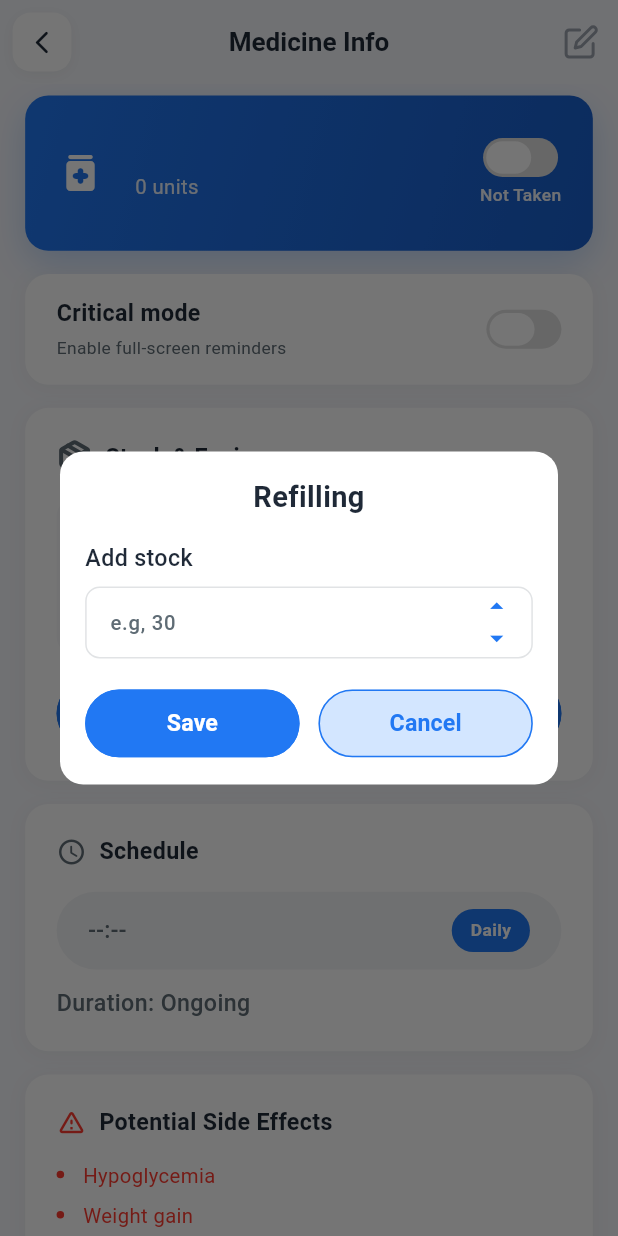
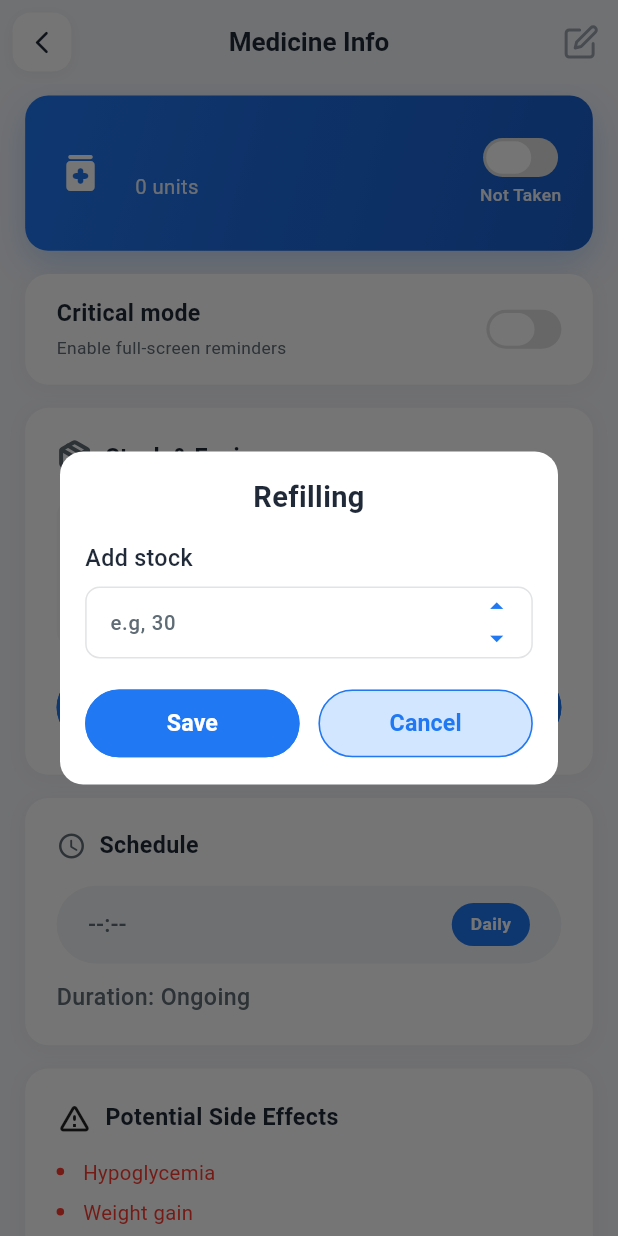
Before and after one commit to ahmedaboseada/mediApp, a Flutter app: the _MedicineInfoView screen opened directly, after a tap on "Refill", on a phone screen of 412 x 824 dp. Run offline on Flutter 3.47's test engine with Material 3 defaults, Android fonts, the phone set to English and light mode, and no system bars; our stand-ins replace dartz, dio, dropdown_button2, equatable, fl_chart, flutter_bloc and 17 more; missing offline and left inert: google_places_autocomplete_text_field, latlong_to_place; accounts and stored records are empty; project files that could hold a hidden picture were left out.

Commit message:
feat: implement medication management features including CRUD operations and UI updates

```diff
--- a/frontend/lib/core/constants/app_assets.dart
+++ b/frontend/lib/core/constants/app_assets.dart
@@ -45,6 +45,7 @@ class AppAssets {
   static const String tablerEdit = '${path}tabler_edit.svg';
   static const String bloodPressure = '${path}hugeicons_blood-pressure.svg';
   static const String edit = '${path}edit.svg';
+  static const String papers = '${path}papers.svg';
 
   // Health measurement icons
   static const String bloodPressureIcon = '${svgPath}blood_pressure.svg';
--- a/frontend/lib/features/patient/features/add_medication/presentation/screens/medicine_info_screen.dart
+++ b/frontend/lib/features/patient/features/add_medication/presentation/screens/medicine_info_screen.dart
@@ -53,6 +53,7 @@ class _MedicineInfoView extends StatelessWidget {
             ),
           );
         },
+        child: SafeArea(
           child: CustomScrollView(
             physics: const BouncingScrollPhysics(),
             slivers: [
@@ -199,11 +200,11 @@ class _MedicineInfoView extends StatelessWidget {
                         context.read<MedicineInfoCubit>().deleteMedication();
                       },
                     ),
-                  SizedBox(height: AppSizes.h24),
                   ]),
                 ),
               ),
             ],
+          ),
         ),
       ),
     );
--- a/frontend/lib/features/patient/features/add_medication/presentation/widgets/delete_button.dart
+++ b/frontend/lib/features/patient/features/add_medication/presentation/widgets/delete_button.dart
@@ -23,6 +23,7 @@ class _DeleteButtonState extends State<DeleteButton> {
           curve: Curves.easeOutBack,
         ),
         child: AlertDialog(
+          backgroundColor: AppColors.surfaceColor,
           shape: RoundedRectangleBorder(
             borderRadius: BorderRadius.circular(20),
           ),
@@ -100,7 +101,7 @@ class _DeleteButtonState extends State<DeleteButton> {
             padding: EdgeInsets.symmetric(vertical: AppSizes.h16),
             decoration: BoxDecoration(
               color: const Color(0xFFFF3B30),
-              borderRadius: BorderRadius.circular(AppSizes.r12),
+              borderRadius: BorderRadius.circular(AppSizes.r80),
               boxShadow: [
                 BoxShadow(
                   color: const Color(0xFFFF3B30).withOpacity(0.3),
--- a/frontend/lib/features/patient/features/add_medication/presentation/widgets/medicine_card.dart
+++ b/frontend/lib/features/patient/features/add_medication/presentation/widgets/medicine_card.dart
@@ -12,7 +12,7 @@ class MedicineCard extends StatelessWidget {
 
   @override
   Widget build(BuildContext context) {
-    final bool isCritical = medication.isCritical;
+    final bool isCritical = medication.isCriticalMode;
 
     return InkWell(
       borderRadius: BorderRadius.circular(AppSizes.r20),
@@ -128,7 +128,7 @@ class MedicationInfoRow extends StatelessWidget {
                 ),
               ),
             ),
-            if (medication.isCritical)
+            if (medication.isCriticalMode)
               Container(
                 padding: EdgeInsets.symmetric(
                   horizontal: AppSizes.w8,
--- a/frontend/lib/features/patient/features/add_medication/presentation/widgets/notes_card.dart
+++ b/frontend/lib/features/patient/features/add_medication/presentation/widgets/notes_card.dart
@@ -1,4 +1,5 @@
 import 'package:flutter/material.dart';
+import 'package:flutter_svg/svg.dart';
 import 'package:medi/core/core.dart';
 
 class NotesCard extends StatelessWidget {
@@ -25,47 +26,29 @@ class NotesCard extends StatelessWidget {
       child: Container(
         padding: EdgeInsets.all(AppSizes.w20),
         decoration: BoxDecoration(
-          color: const Color(0xFFFFF9E6),
+          color: const Color(0xFFFEF5E7),
           borderRadius: BorderRadius.circular(AppSizes.r16),
-          border: Border.all(color: const Color(0xFFFFD60A).withOpacity(0.3)),
-          boxShadow: [
-            BoxShadow(
-              color: const Color(0xFFFFD60A).withOpacity(0.1),
-              blurRadius: 10,
-              offset: const Offset(0, 2),
-            ),
-          ],
+          border: Border.all(color: const Color(0xFFFBD89D)),
+
         ),
         child: Column(
           crossAxisAlignment: CrossAxisAlignment.start,
           children: [
             Row(
               children: [
-                Icon(
-                  Icons.note_alt_outlined,
-                  size: 20,
-                  color: const Color(0xFFFF9500),
-                ),
+                SvgPicture.asset(AppAssets.papers, width: AppSizes.w20, height: AppSizes.h20),
                 SizedBox(width: AppSizes.w8),
                 Text(
                   'Notes',
-                  style: TextStyle(
-                    fontSize: AppSizes.sp16,
-                    fontWeight: FontWeight.w600,
-                    color: const Color(0xFF8B6E00),
-                  ),
+                  style:
+                 AppStyles.black14600.copyWith(fontSize: AppSizes.sp16),
                 ),
               ],
             ),
             SizedBox(height: AppSizes.h12),
             Text(
               notes,
-              style: TextStyle(
-                fontSize: AppSizes.sp14,
-                fontWeight: FontWeight.w400,
-                color: const Color(0xFF5D4E00),
-                height: 1.5,
-              ),
+              style: AppStyles.black14400,
             ),
           ],
         ),
--- a/frontend/lib/features/patient/features/add_medication/presentation/widgets/side_effects_card.dart
+++ b/frontend/lib/features/patient/features/add_medication/presentation/widgets/side_effects_card.dart
@@ -40,8 +40,7 @@ class SideEffectsCard extends StatelessWidget {
               children: [
                 Icon(
                   Icons.warning_amber_rounded,
-                  size: 20,
-                  color: const Color(0xFFFF3B30),
+                  size: 24,
                 ),
                 SizedBox(width: AppSizes.w8),
                 Text(
--- a/frontend/lib/features/patient/features/add_medication/presentation/widgets/stock_expiry_card.dart
+++ b/frontend/lib/features/patient/features/add_medication/presentation/widgets/stock_expiry_card.dart
@@ -46,12 +46,7 @@ class StockExpiryCard extends StatelessWidget {
           children: [
             Row(
               children: [
-                SvgPicture.asset(
-                  AppAssets.medicineBox,
-                  width: 24,
-                  height: 24,
-                  color: AppColors.secondaryText,
-                ),
+               SvgPicture.asset(AppAssets.medicineBox, width: 24, height: 24, color: AppColors.secondaryText),
                 SizedBox(width: AppSizes.w8),
                 Text(
                   'Stock & Expiry',
@@ -68,13 +63,14 @@ class StockExpiryCard extends StatelessWidget {
               children: [
                 Expanded(
                   child: _InfoBlock(
-                    icon: Icons.water_drop_outlined,
+                    icon: SvgPicture.asset(AppAssets.medicineBox, width: 24, height: 24, color: const Color(0xFF2178F3)),
                     label: 'Current Stock',
                     value: '$stock units',
                     iconColor: const Color(0xFF2178F3),
                   ),
                 ),
                 SizedBox(width: AppSizes.w12),
+
               ],
             ),
             SizedBox(height: AppSizes.h16),
@@ -97,7 +93,7 @@ class _InfoBlock extends StatelessWidget {
     required this.iconColor,
   });
 
-  final IconData icon;
+  final SvgPicture icon;
   final String label;
   final String value;
   final Color iconColor;
@@ -112,7 +108,7 @@ class _InfoBlock extends StatelessWidget {
       ),
       child: Column(
         children: [
-          Icon(icon, color: iconColor, size: 28),
+          icon,
           SizedBox(height: AppSizes.h8),
           Text(
             value,
```
Also changed, not shown: frontend/lib/core/services/hive_service.dart (+50 -0 lines), frontend/lib/features/patient/features/add_medication/data/models/medication.dart (+48 -4 lines), frontend/lib/features/patient/features/add_medication/presentation/cubit/medicine_cubit.dart (+31 -71 lines), frontend/lib/features/patient/features/add_medication/presentation/screens/confirmation_screen.dart (+8 -25 lines), frontend/lib/features/shared/auth/data/models/patient_model.dart (+6 -3 lines), frontend/assets/images/papers.svg (added), frontend/lib/features/shared/auth/data/models/patient_model.g.dart. Lines whose indentation alone changed are shown as unchanged.
